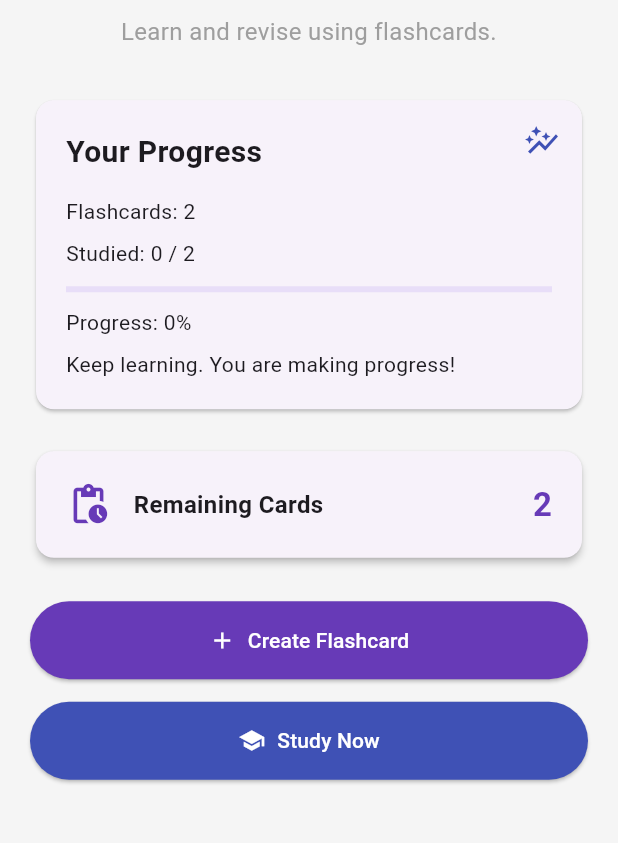
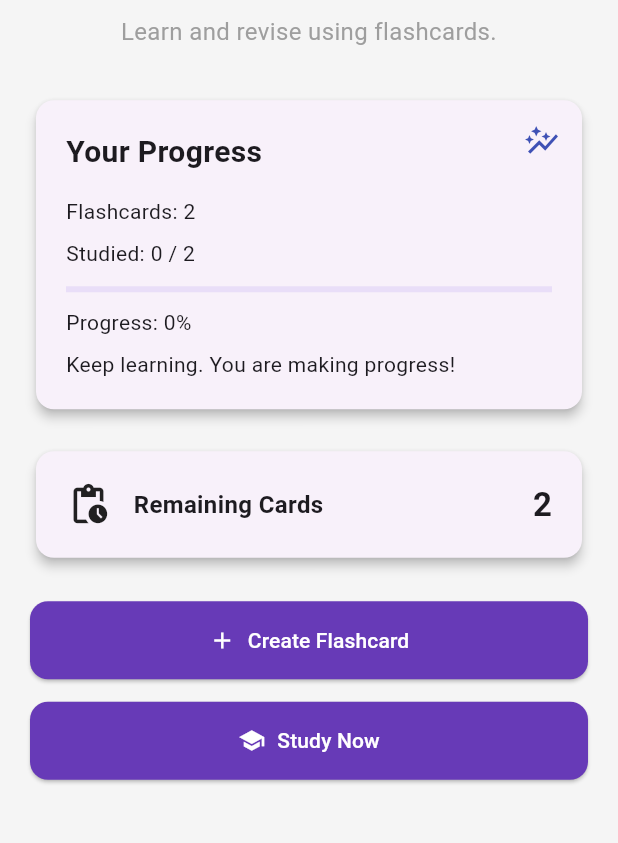
Before and after one commit to snehitha-coder/Study-Card-app, a Flutter app: the screen it shows after launch, on a phone screen of 412 x 824 dp, the part 298-1141 px from its top. Run offline on Flutter 3.47's test engine with Material 3 defaults, Android fonts, the phone set to English and light mode, and no system bars.

Commit message:
Apply centralized application styling

```diff
--- a/lib/main.dart
+++ b/lib/main.dart
@@ -6,6 +6,7 @@ import 'providers/flashcard_provider.dart';
 import 'add_card_page.dart';
 import 'study_page.dart';
 import 'widgets/progress_card.dart';
+import 'utils/app_theme.dart';
 
 void main() {
   runApp(
@@ -24,10 +25,7 @@ class StudyCardApp extends StatelessWidget {
     return MaterialApp(
       debugShowCheckedModeBanner: false,
       title: 'StudyCard',
-      theme: ThemeData(
-        primarySwatch: Colors.deepPurple,
-        scaffoldBackgroundColor: Colors.grey[100],
-      ),
+      theme: AppTheme.lightTheme,
       initialRoute: '/',
       routes: {
         '/': (context) => const HomePage(),
@@ -70,13 +68,13 @@ class HomePage extends StatelessWidget {
   Widget build(BuildContext context) {
     final provider = context.watch<FlashcardProvider>();
 
-    // Get progress information from Provider.
+    // Global progress information
     final totalCards = provider.totalCards;
     final studiedCards = provider.studiedCards;
     final remainingCards = provider.remainingCards;
     final progress = provider.progress;
 
-    // Responsive screen configuration.
+    // Responsive screen configuration
     final screenWidth = MediaQuery.of(context).size.width;
 
     double horizontalPadding = 20;
@@ -100,11 +98,7 @@ class HomePage extends StatelessWidget {
     return Scaffold(
       appBar: AppBar(
         title: const Text('StudyCard'),
-        centerTitle: true,
-        backgroundColor: Colors.deepPurple,
-        foregroundColor: Colors.white,
       ),
-
       body: Center(
         child: ConstrainedBox(
           constraints: const BoxConstraints(maxWidth: 900),
@@ -135,7 +129,7 @@ class HomePage extends StatelessWidget {
 
                 const SizedBox(height: 30),
 
-                // Progress card.
+                // Progress card
                 ProgressCard(
                   total: totalCards,
                   studied: studiedCards,
@@ -145,16 +139,14 @@ class HomePage extends StatelessWidget {
 
                 const SizedBox(height: 20),
 
-                // Remaining cards.
+                // Remaining cards
                 Card(
-                  elevation: 2,
                   child: Padding(
                     padding: const EdgeInsets.all(20),
                     child: Row(
                       children: [
                         const Icon(
                           Icons.pending_actions,
-                          color: Colors.deepPurple,
                           size: 30,
                         ),
                         const SizedBox(width: 15),
@@ -172,7 +164,6 @@ class HomePage extends StatelessWidget {
                           style: const TextStyle(
                             fontSize: 22,
                             fontWeight: FontWeight.bold,
-                            color: Colors.deepPurple,
                           ),
                         ),
                       ],
@@ -182,31 +173,21 @@ class HomePage extends StatelessWidget {
 
                 const SizedBox(height: 25),
 
-                // Create Card button.
+                // Create flashcard button
                 ElevatedButton.icon(
                   onPressed: () => openAddCardPage(context),
                   icon: const Icon(Icons.add),
                   label: const Text('Create Flashcard'),
-                  style: ElevatedButton.styleFrom(
-                    backgroundColor: Colors.deepPurple,
-                    foregroundColor: Colors.white,
-                    padding: const EdgeInsets.all(16),
-                  ),
                 ),
 
                 const SizedBox(height: 15),
 
-                // Study Now button.
+                // Study button
                 ElevatedButton.icon(
                   onPressed: () =>
                       openStudyPage(context, totalCards),
                   icon: const Icon(Icons.school),
                   label: const Text('Study Now'),
-                  style: ElevatedButton.styleFrom(
-                    backgroundColor: Colors.indigo,
-                    foregroundColor: Colors.white,
-                    padding: const EdgeInsets.all(16),
-                  ),
                 ),
               ],
             ),
--- /dev/null
+++ b/lib/utils/app_theme.dart
@@ -0,0 +1,37 @@
+
+import 'package:flutter/material.dart';
+
+class AppTheme {
+  static ThemeData lightTheme = ThemeData(
+    useMaterial3: true,
+    colorScheme: ColorScheme.fromSeed(
+      seedColor: Colors.deepPurple,
+      brightness: Brightness.light,
+    ),
+    scaffoldBackgroundColor: Colors.grey[100],
+
+    appBarTheme: const AppBarTheme(
+      backgroundColor: Colors.deepPurple,
+      foregroundColor: Colors.white,
+      centerTitle: true,
+    ),
+
+    elevatedButtonTheme: ElevatedButtonThemeData(
+      style: ElevatedButton.styleFrom(
+        backgroundColor: Colors.deepPurple,
+        foregroundColor: Colors.white,
+        padding: const EdgeInsets.all(16),
+        shape: RoundedRectangleBorder(
+          borderRadius: BorderRadius.circular(12),
+        ),
+      ),
+    ),
+
+    cardTheme: CardTheme(
+      elevation: 3,
+      shape: RoundedRectangleBorder(
+        borderRadius: BorderRadius.circular(12),
+      ),
+    ),
+  );
+}
```
